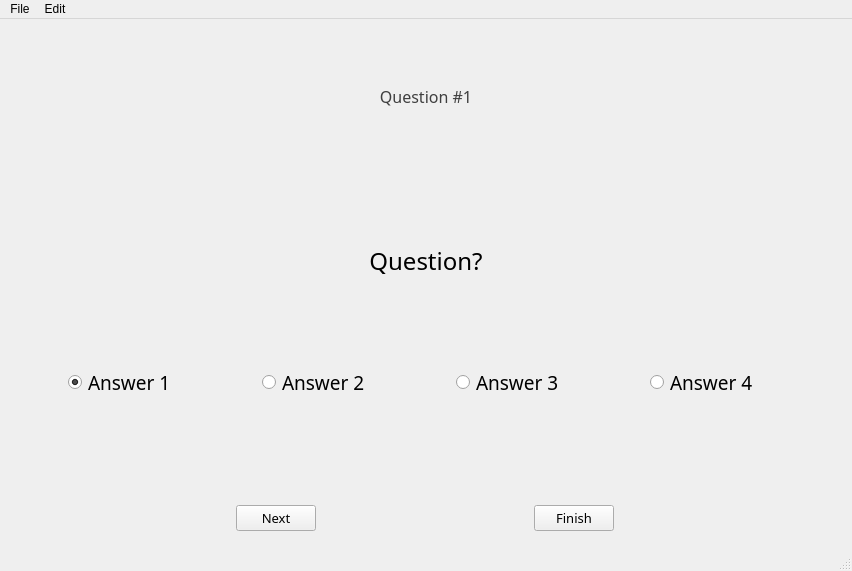
Above: f20_map_quizgame/ui/mainwindow.ui from IU-IPOD-F20/map-projects-team-7 before the change. Below: the same form after it.
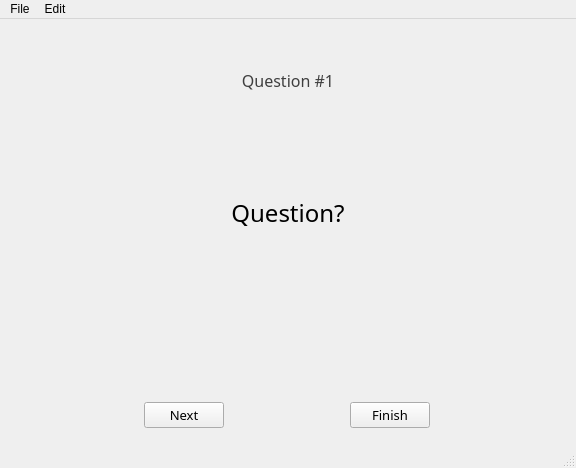
That is the form after the change. The open tabs and pages were chosen to show the change.

Patch:
```diff
--- a/f20_map_quizgame/ui/mainwindow.ui
+++ b/f20_map_quizgame/ui/mainwindow.ui
@@ -6,8 +6,8 @@
    <rect>
     <x>0</x>
     <y>0</y>
-    <width>852</width>
-    <height>571</height>
+    <width>576</width>
+    <height>468</height>
    </rect>
   </property>
   <property name="windowTitle">
@@ -406,88 +406,6 @@
           <property name="bottomMargin">
            <number>50</number>
           </property>
-          <item>
-           <widget class="QRadioButton" name="radio_answer_1">
-            <property name="font">
-             <font>
-              <family>Sylfaen</family>
-              <pointsize>14</pointsize>
-             </font>
-            </property>
-            <property name="text">
-             <string>Answer 1</string>
-            </property>
-            <property name="iconSize">
-             <size>
-              <width>30</width>
-              <height>30</height>
-             </size>
-            </property>
-            <property name="checked">
-             <bool>true</bool>
-            </property>
-           </widget>
-          </item>
-          <item>
-           <widget class="QRadioButton" name="radio_answer_2">
-            <property name="font">
-             <font>
-              <family>Sylfaen</family>
-              <pointsize>14</pointsize>
-             </font>
-            </property>
-            <property name="text">
-             <string>Answer 2</string>
-            </property>
-            <property name="iconSize">
-             <size>
-              <width>30</width>
-              <height>30</height>
-             </size>
-            </property>
-           </widget>
-          </item>
-          <item>
-           <widget class="QRadioButton" name="radio_answer_3">
-            <property name="font">
-             <font>
-              <family>Sylfaen</family>
-              <pointsize>14</pointsize>
-             </font>
-            </property>
-            <property name="text">
-             <string>Answer 3</string>
-            </property>
-            <property name="iconSize">
-             <size>
-              <width>30</width>
-              <height>30</height>
-             </size>
-            </property>
-           </widget>
-          </item>
-          <item>
-           <widget class="QRadioButton" name="radio_answer_4">
-            <property name="font">
-             <font>
-              <family>Sylfaen</family>
-              <pointsize>14</pointsize>
-             </font>
-            </property>
-            <property name="layoutDirection">
-             <enum>Qt::LeftToRight</enum>
-            </property>
-            <property name="text">
-             <string>Answer 4</string>
-            </property>
-            <property name="iconSize">
-             <size>
-              <width>30</width>
-              <height>30</height>
-             </size>
-            </property>
-           </widget>
-          </item>
          </layout>
         </item>
         <item>
@@ -556,7 +474,7 @@
     <rect>
      <x>0</x>
      <y>0</y>
-     <width>852</width>
+     <width>576</width>
      <height>25</height>
     </rect>
    </property>
```
Left out of the diff: 86 changed lines with no effect on the pictures.
